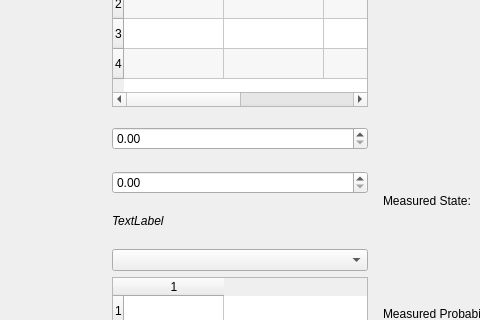
Qt form qcp/gui/form.ui (Tiernan8r/quantum_computing_project) before a commit; both pictures show x 191 to 671 and y 374 to 694 of the 796 by 1370 pixel window.
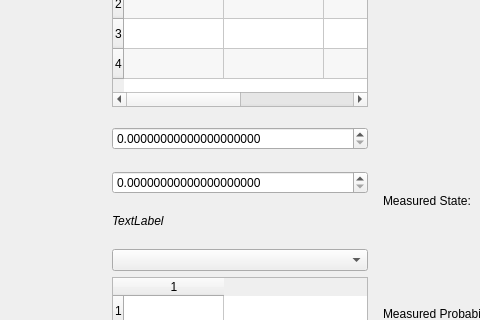
The same form after that commit.

Commit message: fix GUI phase inputs (#102)

Diff of the .ui file:
```diff
--- a/qcp/gui/form.ui
+++ b/qcp/gui/form.ui
@@ -452,6 +452,12 @@
              </item>
              <item row="6" column="2">
               <widget class="QDoubleSpinBox" name="phi_1_spin_box">
+               <property name="decimals">
+                <number>20</number>
+               </property>
+               <property name="maximum">
+                <double>1.000000000000000</double>
+               </property>
                <property name="singleStep">
                 <double>0.100000000000000</double>
                </property>
@@ -502,6 +508,12 @@
              </item>
              <item row="8" column="2">
               <widget class="QDoubleSpinBox" name="phi_2_spinbox">
+               <property name="decimals">
+                <number>20</number>
+               </property>
+               <property name="maximum">
+                <double>1.000000000000000</double>
+               </property>
                <property name="singleStep">
                 <double>0.100000000000000</double>
                </property>
```
